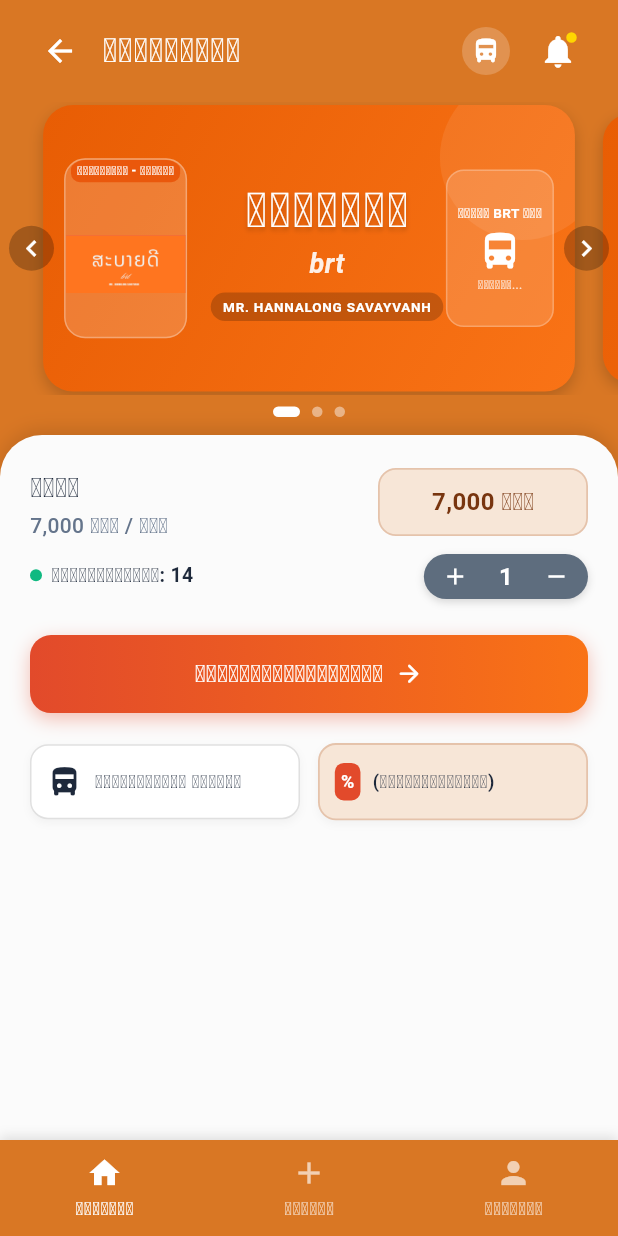
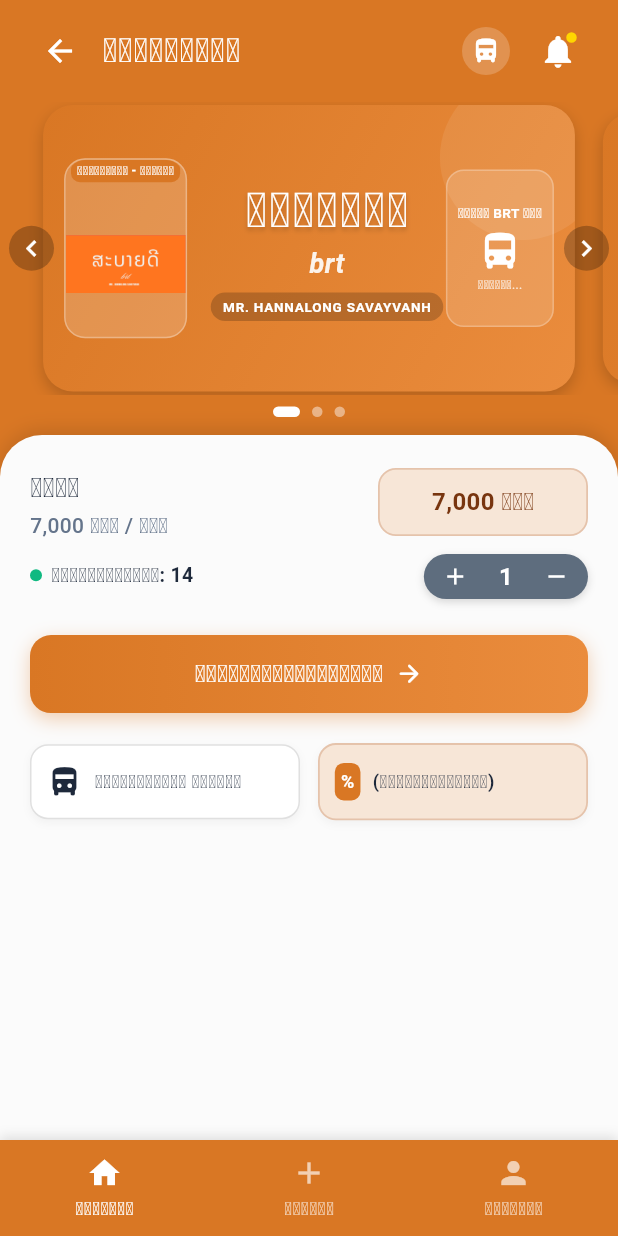
Before and after one commit to topsvv56-sys/commit-BRTT, a Flutter app: the BusPage screen opened directly, on a phone screen of 412 x 824 dp. Run offline on Flutter 3.47's test engine with Material 3 defaults, Android fonts, the phone set to English and light mode, and no system bars; our stand-ins replace cloud_firestore, firebase_auth, firebase_core, image_picker, qr_flutter, shared_preferences; missing offline and left inert: mobile_scanner; accounts and stored records are empty; network calls fail.

Commit message:
commit corlor

```diff
--- /dev/null
+++ b/lib/config/app_colors.dart
@@ -0,0 +1,13 @@
+import 'package:flutter/material.dart';
+
+/// ค่าสีหลักที่เป็นมาตรฐานเดียวกันทั้งแอปพลิเคชัน
+class AppColors {
+  // โทนสีส้มหลักตามธีมของแอป BRT (#D97724)
+  static const Color primary = Color(0xFFD97724);
+  static const Color primaryDark = Color(0xFFC06718);
+  static const Color primaryLight = Color(0xFFEA8C3D);
+
+  // สีพื้นหลังโทนครีม/อุ่น
+  static const Color bgWarmCream = Color(0xFFF9F7F2);
+  static const Color scaffoldBg = Color(0xFFF8FAFC);
+}
--- a/lib/pages/auth/register_page.dart
+++ b/lib/pages/auth/register_page.dart
@@ -2,6 +2,7 @@ import 'package:flutter/material.dart';
 import 'package:firebase_auth/firebase_auth.dart';
 import 'package:flutter_application_brt_bub/pages/bus/bus_page.dart';
 import 'package:flutter_application_brt_bub/localization/app_language.dart';
+import 'package:flutter_application_brt_bub/config/app_colors.dart';
 
 class RegisterPage extends StatefulWidget {
   const RegisterPage({super.key});
@@ -21,7 +22,7 @@ class _RegisterPageState extends State<RegisterPage> {
   bool _isObscureConfirm = true;
 
   // ກຳນົດສີສົ້ມຫຼັກ
-  static const Color orangePrimary = Color(0xFFD97724);
+  static const Color orangePrimary = AppColors.primary;
 
   @override
   void dispose() {
--- a/lib/pages/bus/bus_page.dart
+++ b/lib/pages/bus/bus_page.dart
@@ -5,6 +5,7 @@ import 'package:flutter_application_brt_bub/pages/profile/profile_page.dart';
 import 'package:flutter_application_brt_bub/pages/bus/ticket_success_page.dart';
 import 'package:flutter_application_brt_bub/pages/bus/bus_api_page.dart';
 import 'package:flutter_application_brt_bub/localization/app_language.dart';
+import 'package:flutter_application_brt_bub/config/app_colors.dart';
 
 class BusPage extends StatefulWidget {
   final int total;
@@ -108,7 +109,7 @@ class _BusPageState extends State<BusPage> {
                 children: [
                   const Icon(
                     Icons.notifications_active,
-                    color: Color(0xFFD97724),
+                    color: AppColors.primary,
                   ),
                   const SizedBox(width: 8),
                   Text(
@@ -124,7 +125,7 @@ class _BusPageState extends State<BusPage> {
               const ListTile(
                 leading: CircleAvatar(
                   backgroundColor: Color(0xFFFEF3C7),
-                  child: Icon(Icons.directions_bus, color: Color(0xFFD97724)),
+                  child: Icon(Icons.directions_bus, color: AppColors.primary),
                 ),
                 title: Text('BRT ສາຍ 1 (ດົງໂດກ - ຕະຫຼາດເຊົ້າ)'),
                 subtitle: Text('ລົດອອກທຸກໆ 15 ນາທີ ຕັ້ງແຕ່ 06:00 - 18:30'),
@@ -158,7 +159,7 @@ class _BusPageState extends State<BusPage> {
           ),
           title: Row(
             children: [
-              const Icon(Icons.discount, color: Color(0xFFD97724)),
+              const Icon(Icons.discount, color: AppColors.primary),
               const SizedBox(width: 8),
               Text(tr('promo_code')),
             ],
@@ -189,7 +190,7 @@ class _BusPageState extends State<BusPage> {
             ),
             ElevatedButton(
               style: ElevatedButton.styleFrom(
-                backgroundColor: const Color(0xFFD97724),
+                backgroundColor: AppColors.primary,
                 foregroundColor: Colors.white,
               ),
               onPressed: () {
@@ -232,7 +233,7 @@ class _BusPageState extends State<BusPage> {
       valueListenable: appLanguageNotifier,
       builder: (context, currentLang, _) {
         return Scaffold(
-          backgroundColor: const Color(0xFFD97724),
+          backgroundColor: AppColors.primary,
           body: SafeArea(
             bottom: false,
             child: Column(
@@ -304,7 +305,7 @@ class _BusPageState extends State<BusPage> {
                               color: Colors.yellowAccent.shade700,
                               shape: BoxShape.circle,
                               border: Border.all(
-                                color: const Color(0xFFD97724),
+                                color: AppColors.primary,
                                 width: 1.5,
                               ),
                             ),
@@ -589,15 +590,13 @@ class _BusPageState extends State<BusPage> {
                         decoration: BoxDecoration(
                           borderRadius: BorderRadius.circular(14),
                           gradient: const LinearGradient(
-                            colors: [Color(0xFFE24A2B), Color(0xFFF97316)],
+                            colors: [AppColors.primary, AppColors.primaryLight],
                             begin: Alignment.centerLeft,
                             end: Alignment.centerRight,
                           ),
                           boxShadow: [
                             BoxShadow(
-                              color: const Color(
-                                0xFFE24A2B,
-                              ).withValues(alpha: 0.35),
+                              color: AppColors.primary.withValues(alpha: 0.35),
                               blurRadius: 10,
                               offset: const Offset(0, 4),
                             ),
@@ -743,7 +742,7 @@ class _BusPageState extends State<BusPage> {
                                     Container(
                                       padding: const EdgeInsets.all(4),
                                       decoration: BoxDecoration(
-                                        color: const Color(0xFFE24A2B),
+                                        color: AppColors.primary,
                                         borderRadius: BorderRadius.circular(6),
                                       ),
                                       child: const Text(
@@ -766,7 +765,7 @@ class _BusPageState extends State<BusPage> {
                                           fontWeight: FontWeight.w700,
                                           color: appliedPromoCode.isEmpty
                                               ? const Color(0xFF1E293B)
-                                              : const Color(0xFFE24A2B),
+                                              : AppColors.primary,
                                         ),
                                         maxLines: 1,
                                         overflow: TextOverflow.ellipsis,
@@ -794,7 +793,7 @@ class _BusPageState extends State<BusPage> {
       bottomNavigationBar: Container(
         height: 64,
         decoration: const BoxDecoration(
-          color: Color(0xFFD97724),
+          color: AppColors.primary,
           boxShadow: [
             BoxShadow(
               color: Colors.black12,
@@ -854,7 +853,7 @@ class _BusPageState extends State<BusPage> {
       decoration: BoxDecoration(
         borderRadius: BorderRadius.circular(20),
         gradient: const LinearGradient(
-          colors: [Color(0xFFE85D04), Color(0xFFF97316)],
+          colors: [AppColors.primary, AppColors.primaryLight],
           begin: Alignment.topLeft,
           end: Alignment.bottomRight,
         ),
@@ -911,7 +910,7 @@ class _BusPageState extends State<BusPage> {
                               vertical: 2,
                             ),
                             decoration: BoxDecoration(
-                              color: const Color(0xFFEA580C),
+                              color: AppColors.primary,
                               borderRadius: BorderRadius.circular(6),
                             ),
                             child: Text(
--- a/lib/pages/bus/payment_page.dart
+++ b/lib/pages/bus/payment_page.dart
@@ -7,6 +7,7 @@ import 'package:flutter_application_brt_bub/localization/app_language.dart';
 import 'package:flutter_application_brt_bub/services/payment_service.dart';
 import 'package:flutter_application_brt_bub/services/ticket_service.dart';
 import 'package:flutter_application_brt_bub/pages/bus/ticket_success_page.dart';
+import 'package:flutter_application_brt_bub/config/app_colors.dart';
 
 class PaymentPage extends StatefulWidget {
   final int total;
@@ -175,7 +176,7 @@ class _PaymentPageState extends State<PaymentPage> {
                 fontWeight: FontWeight.bold,
               ),
             ),
-            backgroundColor: const Color(0xFFD97724),
+            backgroundColor: AppColors.primary,
             centerTitle: true,
             elevation: 0,
             leading: IconButton(
@@ -368,7 +369,7 @@ class _PaymentPageState extends State<PaymentPage> {
                     height: 46,
                     child: ElevatedButton.icon(
                       style: ElevatedButton.styleFrom(
-                        backgroundColor: const Color(0xFFD97724),
+                        backgroundColor: AppColors.primary,
                         shape: RoundedRectangleBorder(
                           borderRadius: BorderRadius.circular(23),
                         ),
--- a/lib/pages/bus/ticket_success_page.dart
+++ b/lib/pages/bus/ticket_success_page.dart
@@ -4,6 +4,7 @@ import 'package:qr_flutter/qr_flutter.dart';
 import 'package:flutter_application_brt_bub/pages/profile/profile_page.dart'
     show ProfilePage;
 import 'package:flutter_application_brt_bub/localization/app_language.dart';
+import 'package:flutter_application_brt_bub/config/app_colors.dart';
 import 'package:flutter_application_brt_bub/models/ticket_model.dart';
 import 'package:flutter_application_brt_bub/pages/profile/history_page.dart';
 import 'bus_page.dart' show BusPage;
@@ -55,7 +56,7 @@ class SuccessPage extends StatelessWidget {
                 fontWeight: FontWeight.bold,
               ),
             ),
-            backgroundColor: const Color(0xFFEE6C4D),
+            backgroundColor: AppColors.primary,
             centerTitle: true,
             elevation: 0,
           ),
@@ -115,7 +116,7 @@ class SuccessPage extends StatelessWidget {
                               style: const TextStyle(
                                 fontWeight: FontWeight.bold,
                                 fontSize: 13,
-                                color: Color(0xFFEE6C4D),
+                                color: AppColors.primary,
                               ),
                             ),
                             const SizedBox(width: 4),
--- a/lib/pages/profile/add_payment_page.dart
+++ b/lib/pages/profile/add_payment_page.dart
@@ -1,6 +1,7 @@
 import 'package:flutter/material.dart';
 import 'package:flutter/services.dart';
 import 'package:flutter_application_brt_bub/localization/app_language.dart';
+import 'package:flutter_application_brt_bub/config/app_colors.dart';
 
 class AddPaymentPage extends StatefulWidget {
   const AddPaymentPage({super.key});
@@ -11,7 +12,7 @@ class AddPaymentPage extends StatefulWidget {
 
 class _AddPaymentPageState extends State<AddPaymentPage> {
   // ກຳນົດສີສົ້ມຫຼັກຂອງແອັບ
-  static const Color orangePrimary = Color(0xFFD97724);
+  static const Color orangePrimary = AppColors.primary;
 
   final _formKey = GlobalKey<FormState>();
   final _accountNameController = TextEditingController();
--- a/lib/pages/profile/history_page.dart
+++ b/lib/pages/profile/history_page.dart
@@ -7,6 +7,7 @@ import 'package:flutter_application_brt_bub/localization/app_language.dart';
 import 'package:flutter_application_brt_bub/models/ticket_model.dart';
 import 'package:flutter_application_brt_bub/services/ticket_service.dart';
 import 'package:flutter_application_brt_bub/pages/bus/ticket_success_page.dart';
+import 'package:flutter_application_brt_bub/config/app_colors.dart';
 
 class HistoryPage extends StatefulWidget {
   const HistoryPage({super.key});
@@ -201,7 +202,7 @@ class _HistoryPageState extends State<HistoryPage> {
                 fontWeight: FontWeight.bold,
               ),
             ),
-            backgroundColor: const Color(0xFFD97724),
+            backgroundColor: AppColors.primary,
             centerTitle: true,
             elevation: 0,
             leading: IconButton(
@@ -362,7 +363,7 @@ class _HistoryPageState extends State<HistoryPage> {
       ),
       bottomNavigationBar: Container(
         height: 60,
-        color: const Color(0xFFD97724),
+        color: AppColors.primary,
         child: Row(
           mainAxisAlignment: MainAxisAlignment.spaceAround,
           children: [
```
Also changed, not shown: lib/main.dart (+14 -2 lines), lib/pages/auth/login_page.dart (+6 -5 lines), lib/pages/bus/bus_api_page.dart (+10 -9 lines), lib/pages/bus/station_select_page.dart (+17 -18 lines), lib/pages/profile/edit_profile_page.dart (+4 -3 lines), lib/pages/profile/payment_methods_page.dart (+6 -4 lines), lib/pages/profile/profile_page.dart (+5 -4 lines), lib/pages/profile/settings_page.dart (+9 -2 lines).
